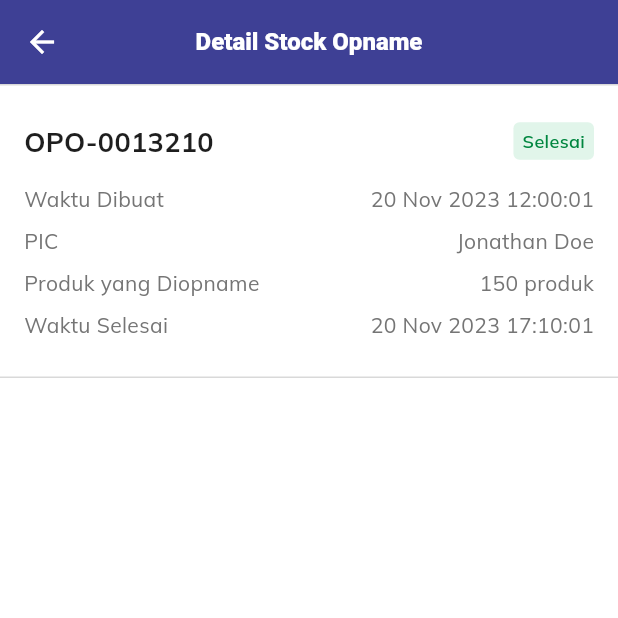
After one commit to inotive/pdam-mobile, a Flutter app: the StockOpnameDetailView screen opened directly, on a phone screen of 412 x 824 dp, the top half of it. The commit adds this screen. Run offline on Flutter 3.47's test engine with Material 3 defaults, Android fonts, the phone set to English and light mode, and no system bars; our stand-ins replace cached_network_image, dartz, dio, flash, flutter_spinkit, flutter_svg and 11 more; missing offline and left inert: dart:ffi, mobkit_dashed_border; accounts and stored records are empty; generated files the repository leaves out were written again; network calls fail; project files that could hold a hidden picture were left out.

Commit message:
Detail Stock Opname

```diff
--- /dev/null
+++ b/lib/persentations/modules/stock_opname/stock_opname_detail_view.dart
@@ -0,0 +1,86 @@
+import 'package:flutter/material.dart';
+import 'package:pdam_inventory/persentations/resources/color_app.dart';
+import 'package:pdam_inventory/persentations/resources/string_app.dart';
+import 'package:pdam_inventory/persentations/resources/style_app.dart';
+import 'package:pdam_inventory/persentations/widgets/custom_badge.dart';
+import 'package:pdam_inventory/persentations/widgets/spacer.dart';
+
+class StockOpnameDetailView extends StatelessWidget {
+  const StockOpnameDetailView({super.key});
+
+  @override
+  Widget build(BuildContext context) {
+    return Scaffold(
+      appBar: AppBar(
+        title: const Text(
+          StringApp.detailStockOpname,
+        ),
+      ),
+      body: ListView(
+        children: [
+          Container(
+            padding: const EdgeInsets.symmetric(vertical: 24, horizontal: 16),
+            decoration: const BoxDecoration(
+              border: Border(
+                bottom: BorderSide(
+                  width: 1,
+                  color: ColorApp.border,
+                ),
+                top: BorderSide(
+                  width: 1,
+                  color: ColorApp.border,
+                ),
+              ),
+            ),
+            child: Column(
+              children: [
+                Row(
+                  children: [
+                    Expanded(
+                      child: Text(
+                        'OPO-0013210',
+                        style: StyleApp.textXl.copyWith(
+                          fontWeight: FontWeight.w700,
+                        ),
+                      ),
+                    ),
+                    const SpacerWidth(6),
+                    const CustomBadge(text: 'Selesai'),
+                  ],
+                ),
+                const SpacerHeight(16),
+                _item(StringApp.timeBy, '20 Nov 2023 12:00:01'),
+                const SpacerHeight(8),
+                _item(StringApp.pic, 'Jonathan Doe'),
+                const SpacerHeight(8),
+                _item(StringApp.productHasOpname, '150 produk'),
+                const SpacerHeight(8),
+                _item(StringApp.timeDone, '20 Nov 2023 17:10:01'),
+              ],
+            ),
+          ),
+        ],
+      ),
+    );
+  }
+
+  Row _item(String name, String value) {
+    return Row(
+      mainAxisAlignment: MainAxisAlignment.spaceBetween,
+      children: [
+        Text(
+          name,
+          style: StyleApp.textNormal.copyWith(
+            color: ColorApp.greyText,
+          ),
+        ),
+        Text(
+          value,
+          style: StyleApp.textNormal.copyWith(
+            color: ColorApp.greyText,
+          ),
+        ),
+      ],
+    );
+  }
+}
--- a/lib/persentations/modules/stock_opname/widgets/stock_opname_card.dart
+++ b/lib/persentations/modules/stock_opname/widgets/stock_opname_card.dart
@@ -1,5 +1,6 @@
 import 'package:flutter/material.dart';
 import 'package:mobkit_dashed_border/mobkit_dashed_border.dart';
+import 'package:pdam_inventory/persentations/modules/stock_opname/stock_opname_detail_view.dart';
 import 'package:pdam_inventory/persentations/resources/color_app.dart';
 import 'package:pdam_inventory/persentations/resources/string_app.dart';
 import 'package:pdam_inventory/persentations/resources/style_app.dart';
@@ -11,7 +12,16 @@ class StockOpnameCard extends StatelessWidget {
 
   @override
   Widget build(BuildContext context) {
-    return Container(
+    return GestureDetector(
+      onTap: () {
+        Navigator.push(
+          context,
+          MaterialPageRoute(
+            builder: (context) => const StockOpnameDetailView(),
+          ),
+        );
+      },
+      child: Container(
         margin: const EdgeInsets.only(bottom: 12),
         decoration: BoxDecoration(
           borderRadius: BorderRadius.circular(16),
@@ -72,6 +82,7 @@ class StockOpnameCard extends StatelessWidget {
             ),
           ],
         ),
+      ),
     );
   }
 
--- a/lib/persentations/resources/string_app.dart
+++ b/lib/persentations/resources/string_app.dart
@@ -95,4 +95,5 @@ class StringApp {
   static const String pic = 'PIC';
   static const String productHasOpname = 'Produk yang Diopname';
   static const String timeDone = 'Waktu Selesai';
+  static const String detailStockOpname = 'Detail Stock Opname';
 }
```
Lines whose indentation alone changed are shown as unchanged.
